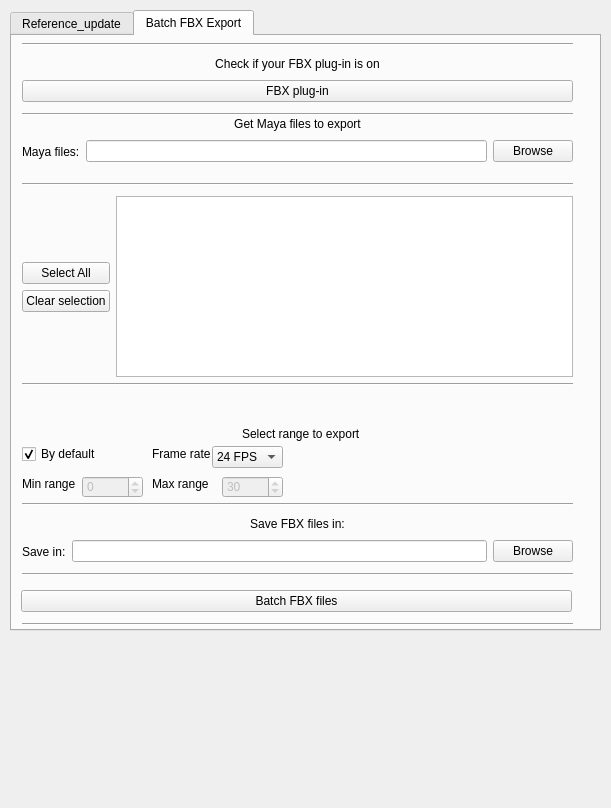
Qt form myPipelineTool/UI/myPipelineToolUI.ui (MauroRigger/scripts) before a commit.
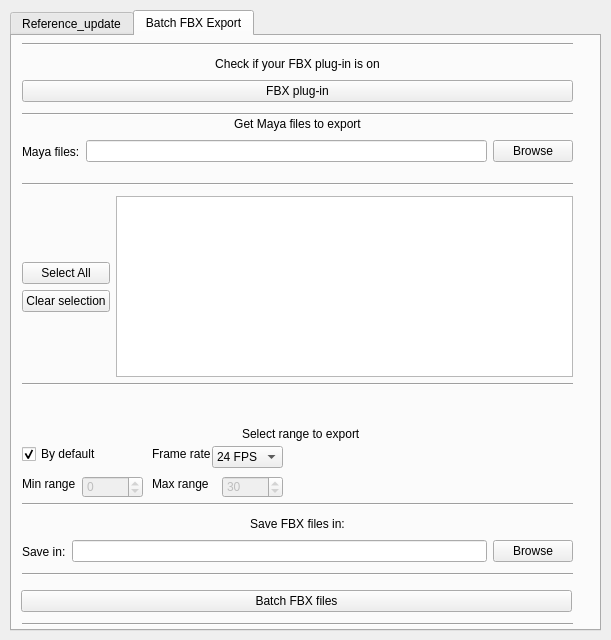
The same form after that commit.

Commit message: Batch FBX - WIP

Diff of the .ui file:
```diff
--- a/myPipelineTool/UI/myPipelineToolUI.ui
+++ b/myPipelineTool/UI/myPipelineToolUI.ui
@@ -7,7 +7,7 @@
     <x>0</x>
     <y>0</y>
     <width>611</width>
-    <height>808</height>
+    <height>640</height>
    </rect>
   </property>
   <property name="windowTitle">
```
The commit also changes 2 other files.
